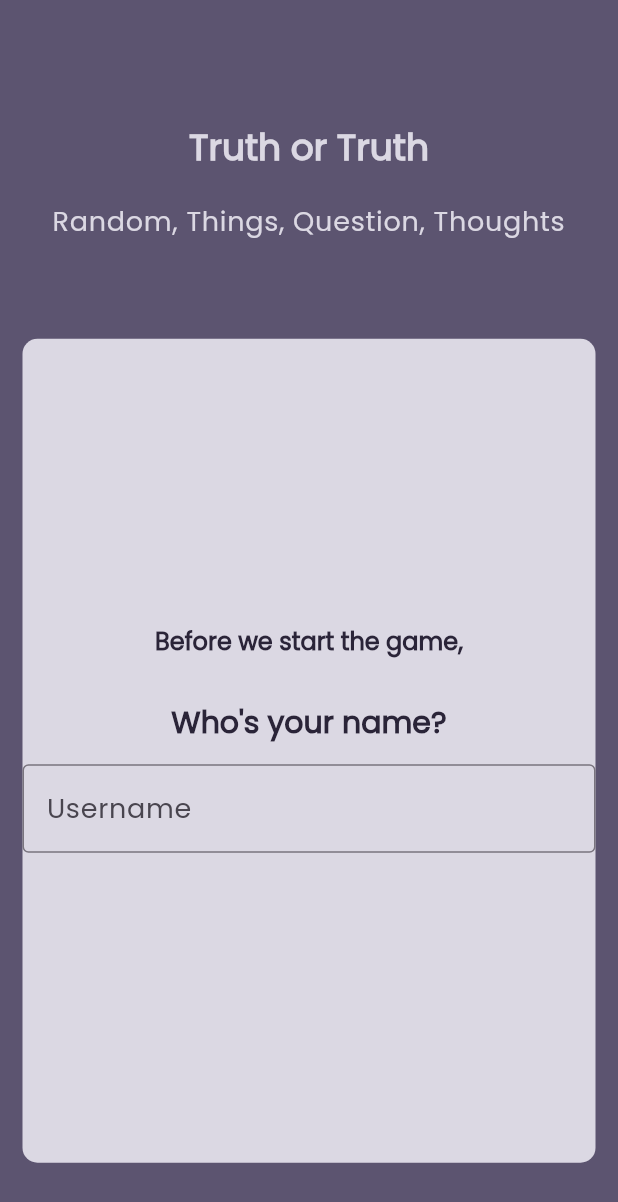
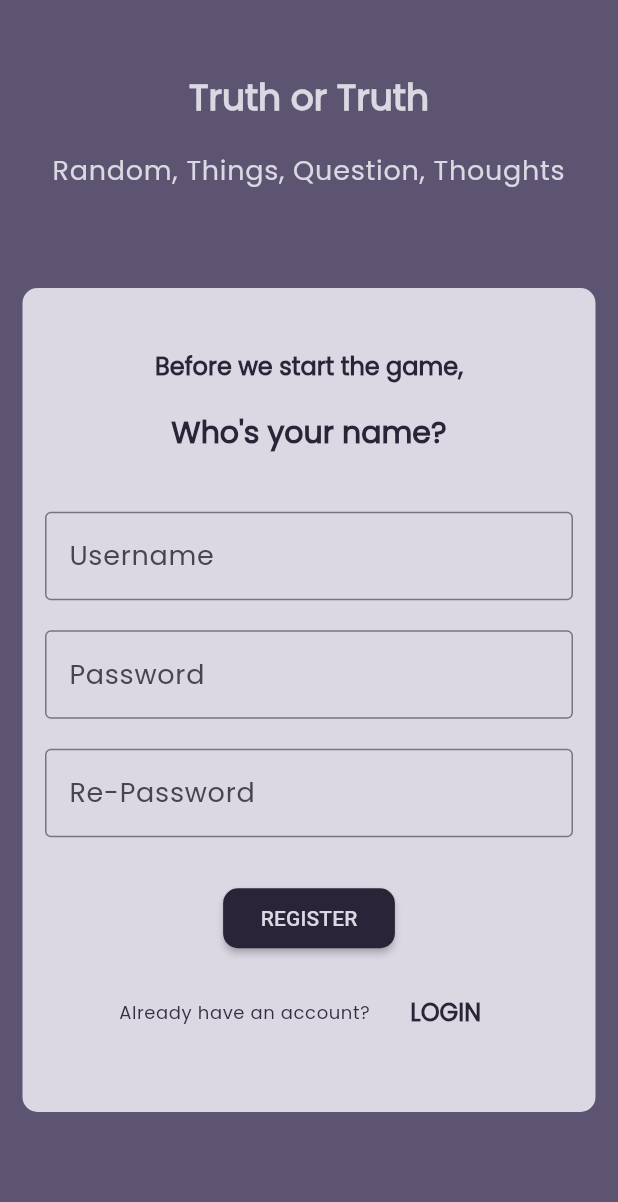
Before and after one commit to salsabilafnp/truth_or_truth, a Flutter app: the screen it shows after launch, on a phone screen of 412 x 824 dp. Shown: the top 1202 px of the screen. Run offline on Flutter 3.47's test engine with Material 2 defaults, Android fonts, the phone set to English and light mode, and no system bars; our stand-ins replace get.

Commit message:
View for auth, clear

```diff
--- a/lib/auth/controller/auth_controller.dart
+++ b/lib/auth/controller/auth_controller.dart
@@ -1,3 +1,5 @@
+import 'dart:developer';
+
 import 'package:flutter/material.dart';
 
 class AuthController {
@@ -8,11 +10,13 @@ class AuthController {
   void register() {
     String username = usernameController.text;
     String password = passwordController.text;
+    // if (passwordController == rePasswordController) {
+    // }
 
     if (username.isNotEmpty && password.isNotEmpty) {
-      print('Registrasi berhasil! Username: $username, Password: $password');
+      inspect('Registrasi berhasil! Username: $username, Password: $password');
     } else {
-      print('Username dan password harus diisi.');
+      inspect('Username dan password harus diisi.');
     }
   }
 
--- a/lib/auth/view/register_page.dart
+++ b/lib/auth/view/register_page.dart
@@ -1,11 +1,15 @@
 import 'package:flutter/material.dart';
+import 'package:get/get.dart';
 import 'package:truth_or_truth/auth/controller/auth_controller.dart';
+import 'package:truth_or_truth/auth/view/login_page.dart';
+import 'package:truth_or_truth/components/custom_button.dart';
+import 'package:truth_or_truth/components/custom_text_button.dart';
 import 'package:truth_or_truth/components/custom_text_field.dart';
 import 'package:truth_or_truth/utils/const.dart';
 import 'package:truth_or_truth/utils/theme.dart';
 
 class RegisterPage extends StatelessWidget {
-  final AuthController controller = AuthController();
+  final AuthController controller = Get.put(AuthController());
 
   RegisterPage({super.key});
 
@@ -17,7 +21,9 @@ class RegisterPage extends StatelessWidget {
 
     return Scaffold(
       backgroundColor: AppColor.tersier,
-      body: Column(
+      body: SingleChildScrollView(
+        child: SafeArea(
+          child: Column(
             mainAxisAlignment: MainAxisAlignment.center,
             children: [
               Center(
@@ -50,6 +56,7 @@ class RegisterPage extends StatelessWidget {
                 width: screenWidth,
                 height: containerHeight,
                 margin: const EdgeInsets.all(Sizes.s15),
+                padding: const EdgeInsets.all(Sizes.s15),
                 decoration: const BoxDecoration(
                   color: AppColor.mainColor,
                   borderRadius: BorderRadius.horizontal(
@@ -61,6 +68,7 @@ class RegisterPage extends StatelessWidget {
                   mainAxisAlignment: MainAxisAlignment.center,
                   crossAxisAlignment: CrossAxisAlignment.center,
                   children: [
+                    // const SizedBox(height: Sizes.s30),
                     Text(
                       'Before we start the game,',
                       textAlign: TextAlign.center,
@@ -69,7 +77,7 @@ class RegisterPage extends StatelessWidget {
                           .headlineSmall!
                           .copyWith(color: AppColor.primary),
                     ),
-                const SizedBox(height: Sizes.s30),
+                    const SizedBox(height: Sizes.s20),
                     Text(
                       'Who\'s your name?',
                       textAlign: TextAlign.center,
@@ -78,15 +86,54 @@ class RegisterPage extends StatelessWidget {
                           .headlineMedium!
                           .copyWith(color: AppColor.primary),
                     ),
+                    const SizedBox(height: Sizes.s30),
                     CustomTextField(
                       controller: controller.usernameController,
                       inputLabel: 'Username',
+                    ),
+                    CustomTextField(
+                      controller: controller.usernameController,
+                      inputLabel: 'Password',
+                    ),
+                    CustomTextField(
+                      controller: controller.usernameController,
+                      inputLabel: 'Re-Password',
+                    ),
+                    const SizedBox(height: Sizes.s20),
+                    CustomButton(
+                      buttonLabel: 'Register',
+                      onPressed: () {
+                        Get.to(() => LoginPage());
+                      },
+                    ),
+                    const SizedBox(height: Sizes.s15),
+                    Row(
+                      mainAxisAlignment: MainAxisAlignment.center,
+                      children: [
+                        Text(
+                          'Already have an account?',
+                          textAlign: TextAlign.center,
+                          style: Theme.of(context)
+                              .textTheme
+                              .bodySmall!
+                              .copyWith(color: AppColor.secondary),
+                        ),
+                        const SizedBox(width: Sizes.s15),
+                        CustomTextButton(
+                          buttonLabel: 'Login',
+                          onPressed: () {
+                            Get.to(() => LoginPage());
+                          },
+                        ),
+                      ],
                     ),
                   ],
                 ),
               ),
             ],
           ),
+        ),
+      ),
     );
   }
 }
--- /dev/null
+++ b/lib/components/custom_button.dart
@@ -0,0 +1,68 @@
+import 'package:flutter/material.dart';
+import 'package:truth_or_truth/utils/const.dart';
+import 'package:truth_or_truth/utils/theme.dart';
+
+class CustomButton extends StatelessWidget {
+  final String buttonLabel;
+  final Function() onPressed;
+  final ButtonType buttonType;
+  final Icon? btnIcon;
+
+  const CustomButton({
+    super.key,
+    required this.buttonLabel,
+    required this.onPressed,
+    this.buttonType = ButtonType.primary,
+    this.btnIcon,
+  });
+
+  @override
+  Widget build(BuildContext context) {
+    Color backgroundColor;
+    Color textColor;
+
+    switch (buttonType) {
+      case ButtonType.primary:
+        backgroundColor = AppColor.primary;
+        textColor = AppColor.mainColor;
+        break;
+      case ButtonType.secondary:
+        backgroundColor = AppColor.secondary;
+        textColor = AppColor.mainColor;
+        break;
+      case ButtonType.tersier:
+        backgroundColor = AppColor.tersier;
+        textColor = AppColor.primary;
+        break;
+      case ButtonType.optional:
+        backgroundColor = AppColor.mainColor;
+        textColor = AppColor.tersier;
+        break;
+    }
+
+    return ElevatedButton(
+      onPressed: onPressed,
+      style: ElevatedButton.styleFrom(
+        padding: const EdgeInsets.symmetric(
+            vertical: Sizes.s5, horizontal: Sizes.s25),
+        backgroundColor: backgroundColor,
+        foregroundColor: textColor,
+      ),
+      child: Row(
+        mainAxisSize: MainAxisSize.min,
+        children: [
+          if (btnIcon != null) btnIcon!,
+          SizedBox(width: btnIcon != null ? Sizes.s15 : 0),
+          Text(buttonLabel.toUpperCase()),
+        ],
+      ),
+    );
+  }
+}
+
+enum ButtonType {
+  primary,
+  secondary,
+  tersier,
+  optional,
+}
--- /dev/null
+++ b/lib/components/custom_text_button.dart
@@ -0,0 +1,55 @@
+import 'package:flutter/material.dart';
+import 'package:truth_or_truth/utils/theme.dart';
+
+class CustomTextButton extends StatelessWidget {
+  final String buttonLabel;
+  final Function() onPressed;
+  final TextButtonType textButtonType;
+  final Icon? btnIcon;
+
+  const CustomTextButton({
+    super.key,
+    required this.buttonLabel,
+    required this.onPressed,
+    this.textButtonType = TextButtonType.primary,
+    this.btnIcon,
+  });
+
+  @override
+  Widget build(BuildContext context) {
+    Color textColor;
+
+    switch (textButtonType) {
+      case TextButtonType.primary:
+        textColor = AppColor.primary;
+        break;
+      case TextButtonType.secondary:
+        textColor = AppColor.secondary;
+        break;
+      case TextButtonType.tersier:
+        textColor = AppColor.tersier;
+        break;
+      case TextButtonType.optional:
+        textColor = AppColor.mainColor;
+        break;
+    }
+
+    return TextButton(
+      onPressed: onPressed,
+      child: Text(
+        buttonLabel.toUpperCase(),
+        style: Theme.of(context)
+            .textTheme
+            .headlineSmall!
+            .copyWith(color: textColor),
+      ),
+    );
+  }
+}
+
+enum TextButtonType {
+  primary,
+  secondary,
+  tersier,
+  optional,
+}
--- a/lib/components/custom_text_field.dart
+++ b/lib/components/custom_text_field.dart
@@ -26,7 +26,7 @@ class CustomTextField extends StatelessWidget {
   @override
   Widget build(BuildContext context) {
     return Container(
-      margin: const EdgeInsets.symmetric(vertical: Sizes.s15),
+      margin: const EdgeInsets.symmetric(vertical: Sizes.s10),
       child: TextField(
         controller: controller,
         autofocus: autoFocus,
--- a/lib/main.dart
+++ b/lib/main.dart
@@ -1,4 +1,5 @@
 import 'package:flutter/material.dart';
+import 'package:get/get.dart';
 import 'package:truth_or_truth/auth/view/register_page.dart';
 import 'package:truth_or_truth/utils/theme.dart';
 
@@ -11,7 +12,7 @@ class MyApp extends StatelessWidget {
 
   @override
   Widget build(BuildContext context) {
-    return MaterialApp(
+    return GetMaterialApp(
       title: 'Truth or Truth',
       debugShowCheckedModeBanner: false,
       theme: AppTheme.apptheme,
```
Also changed, not shown: lib/auth/view/login_page.dart (+134 -0 lines). Lines whose indentation alone changed are shown as unchanged.
